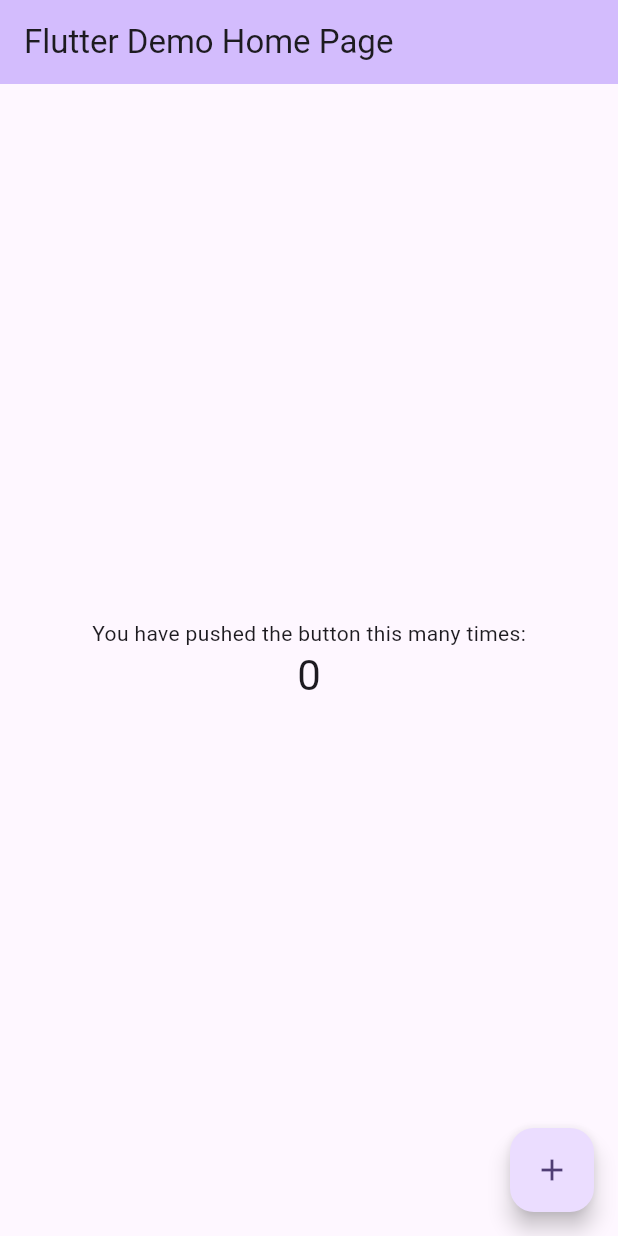
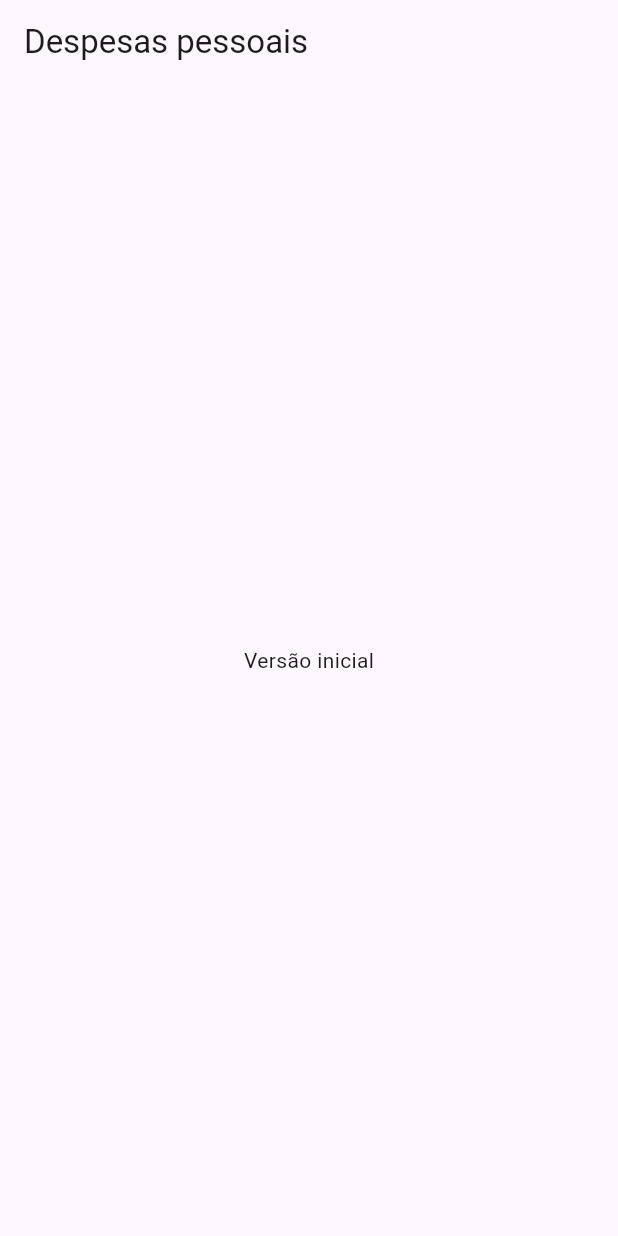
Before and after one commit to JoseLucasapp/expenses-app, a Flutter app: the screen it shows after launch, on a phone screen of 412 x 824 dp. Run offline on Flutter 3.47's test engine with Material 3 defaults, Android fonts, the phone set to English and light mode, and no system bars.

Commit message:
feat: main created

```diff
--- a/lib/main.dart
+++ b/lib/main.dart
@@ -1,125 +1,24 @@
 import 'package:flutter/material.dart';
 
-void main() {
-  runApp(const MyApp());
+main() => runApp(ExpensesApp());
+
+class ExpensesApp extends StatelessWidget {
+  @override
+  Widget build(BuildContext context) {
+    return MaterialApp(home: MyHomePage());
+  }
 }
 
-class MyApp extends StatelessWidget {
-  const MyApp({super.key});
-
-  // This widget is the root of your application.
+class MyHomePage extends StatelessWidget {
   @override
   Widget build(BuildContext context) {
-    return MaterialApp(
-      title: 'Flutter Demo',
-      theme: ThemeData(
-        // This is the theme of your application.
-        //
-        // TRY THIS: Try running your application with "flutter run". You'll see
-        // the application has a purple toolbar. Then, without quitting the app,
-        // try changing the seedColor in the colorScheme below to Colors.green
-        // and then invoke "hot reload" (save your changes or press the "hot
-        // reload" button in a Flutter-supported IDE, or press "r" if you used
-        // the command line to start the app).
-        //
-        // Notice that the counter didn't reset back to zero; the application
-        // state is not lost during the reload. To reset the state, use hot
-        // restart instead.
-        //
-        // This works for code too, not just values: Most code changes can be
-        // tested with just a hot reload.
-        colorScheme: ColorScheme.fromSeed(seedColor: Colors.deepPurple),
-        useMaterial3: true,
+    return Scaffold(
+      appBar: AppBar(
+        title: Text('Despesas pessoais'),
       ),
-      home: const MyHomePage(title: 'Flutter Demo Home Page'),
+      body: Center(
+        child: Text('Versão inicial'),
+      ),
     );
   }
 }
-
-class MyHomePage extends StatefulWidget {
-  const MyHomePage({super.key, required this.title});
-
-  // This widget is the home page of your application. It is stateful, meaning
-  // that it has a State object (defined below) that contains fields that affect
-  // how it looks.
-
-  // This class is the configuration for the state. It holds the values (in this
-  // case the title) provided by the parent (in this case the App widget) and
-  // used by the build method of the State. Fields in a Widget subclass are
-  // always marked "final".
-
-  final String title;
-
-  @override
-  State<MyHomePage> createState() => _MyHomePageState();
-}
-
-class _MyHomePageState extends State<MyHomePage> {
-  int _counter = 0;
-
-  void _incrementCounter() {
-    setState(() {
-      // This call to setState tells the Flutter framework that something has
-      // changed in this State, which causes it to rerun the build method below
-      // so that the display can reflect the updated values. If we changed
-      // _counter without calling setState(), then the build method would not be
-      // called again, and so nothing would appear to happen.
-      _counter++;
-    });
-  }
-
-  @override
-  Widget build(BuildContext context) {
-    // This method is rerun every time setState is called, for instance as done
-    // by the _incrementCounter method above.
-    //
-    // The Flutter framework has been optimized to make rerunning build methods
-    // fast, so that you can just rebuild anything that needs updating rather
-    // than having to individually change instances of widgets.
-    return Scaffold(
-      appBar: AppBar(
-        // TRY THIS: Try changing the color here to a specific color (to
-        // Colors.amber, perhaps?) and trigger a hot reload to see the AppBar
-        // change color while the other colors stay the same.
-        backgroundColor: Theme.of(context).colorScheme.inversePrimary,
-        // Here we take the value from the MyHomePage object that was created by
-        // the App.build method, and use it to set our appbar title.
-        title: Text(widget.title),
-      ),
-      body: Center(
-        // Center is a layout widget. It takes a single child and positions it
-        // in the middle of the parent.
-        child: Column(
-          // Column is also a layout widget. It takes a list of children and
-          // arranges them vertically. By default, it sizes itself to fit its
-          // children horizontally, and tries to be as tall as its parent.
-          //
-          // Column has various properties to control how it sizes itself and
-          // how it positions its children. Here we use mainAxisAlignment to
-          // center the children vertically; the main axis here is the vertical
-          // axis because Columns are vertical (the cross axis would be
-          // horizontal).
-          //
-          // TRY THIS: Invoke "debug painting" (choose the "Toggle Debug Paint"
-          // action in the IDE, or press "p" in the console), to see the
-          // wireframe for each widget.
-          mainAxisAlignment: MainAxisAlignment.center,
-          children: <Widget>[
-            const Text(
-              'You have pushed the button this many times:',
-            ),
-            Text(
-              '$_counter',
-              style: Theme.of(context).textTheme.headlineMedium,
-            ),
-          ],
-        ),
-      ),
-      floatingActionButton: FloatingActionButton(
-        onPressed: _incrementCounter,
-        tooltip: 'Increment',
-        child: const Icon(Icons.add),
-      ), // This trailing comma makes auto-formatting nicer for build methods.
-    );
-  }
-}
```
